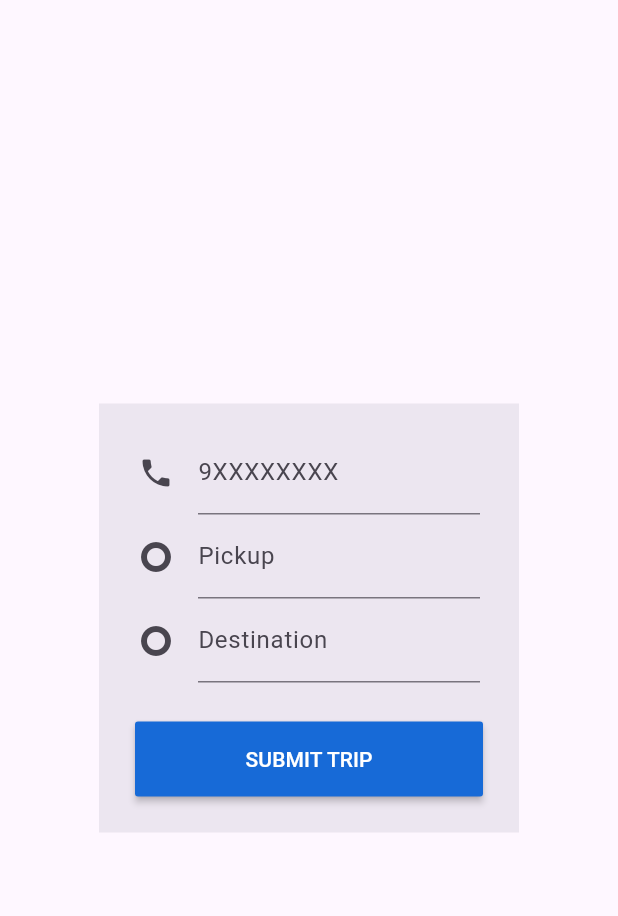
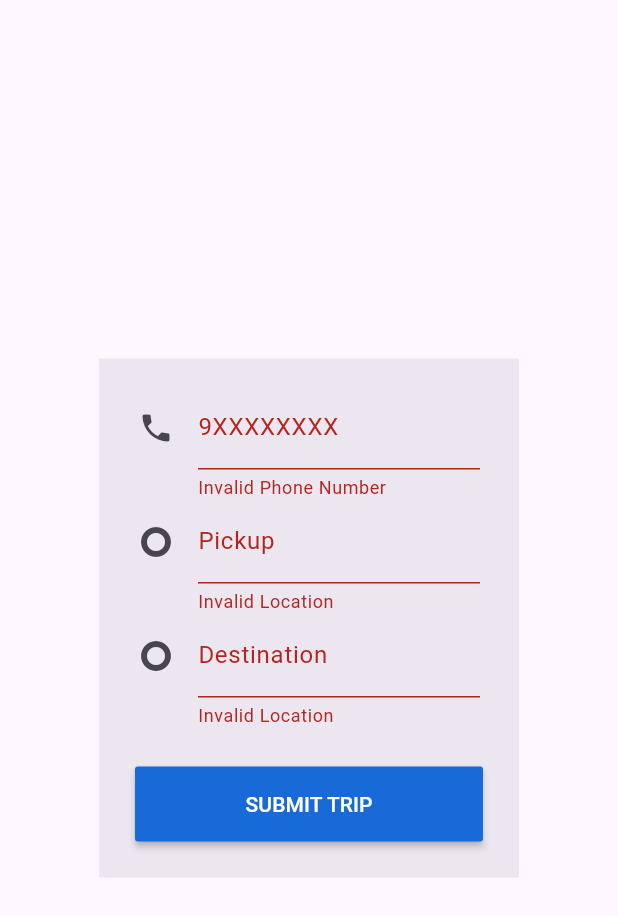
Before and after one commit to ezdev21/pool-ambassador, a Flutter app: the TripAlertDialog widget shown alone on an empty page, opened directly, after a tap on "SUBMIT TRIP", on a phone screen of 412 x 824 dp. Shown: the top 916 px of the screen. Run offline on Flutter 3.47's test engine with Material 3 defaults, Android fonts, the phone set to English and light mode, and no system bars; our stand-ins replace dio.

Commit message:
trip form validation

```diff
--- a/lib/provider/trip_provider.dart
+++ b/lib/provider/trip_provider.dart
@@ -8,9 +8,9 @@ class TripProvider extends ChangeNotifier {
 
   void startTrip() {
     dio().post('/', data: {
-      'phone_number': phoneNumber,
-      'pickup_location': pickupLocation,
-      'drop_location': dropLocation
+      'phone_number': phoneNumber.text,
+      'pickup_location': pickupLocation.text,
+      'drop_location': dropLocation.text
     }).then((value) => {});
   }
 }
--- a/lib/screens/home_page.dart
+++ b/lib/screens/home_page.dart
@@ -1,7 +1,5 @@
 import 'package:flutter/material.dart';
 import 'package:pool_driver/widgets/trip_alert_dialog.dart';
-import 'package:provider/provider.dart';
-import 'package:pool_driver/provider/trip_provider.dart';
 import 'package:pool_driver/widgets/app_drawer.dart';
 
 class HomePage extends StatefulWidget {
@@ -27,7 +25,7 @@ class _HomePageState extends State<HomePage> {
               showDialog(
                   context: context,
                   builder: (BuildContext context) {
-                    return TripAlertDialog();
+                    return const TripAlertDialog();
                   });
             },
           ),
--- a/lib/widgets/trip_alert_dialog.dart
+++ b/lib/widgets/trip_alert_dialog.dart
@@ -1,4 +1,5 @@
 import 'package:flutter/material.dart';
+import 'package:flutter/services.dart';
 import 'package:pool_driver/provider/trip_provider.dart';
 import 'package:provider/provider.dart';
 
@@ -10,6 +11,7 @@ class TripAlertDialog extends StatefulWidget {
 }
 
 class _TripAlertDialogState extends State<TripAlertDialog> {
+  final _formKey = GlobalKey<FormState>();
   @override
   Widget build(BuildContext context) {
     return AlertDialog(
@@ -19,34 +21,58 @@ class _TripAlertDialogState extends State<TripAlertDialog> {
       content: Padding(
         padding: const EdgeInsets.all(2.0),
         child: Form(
+          key: _formKey,
           child: Column(
             children: <Widget>[
               TextFormField(
+                keyboardType: TextInputType.number,
+                inputFormatters: [
+                  FilteringTextInputFormatter.digitsOnly,
+                  LengthLimitingTextInputFormatter(9)
+                ],
                 decoration: const InputDecoration(
                   labelText: '9XXXXXXXX',
                   icon: Icon(Icons.phone),
                 ),
-                controller: Provider.of<TripProvider>(context,
-                        listen: false)
+                controller: Provider.of<TripProvider>(context, listen: false)
                     .phoneNumber,
+                validator: (value) {
+                  if (value == null || value.isEmpty) {
+                    return 'Invalid Phone Number';
+                  }
+                  if (value.length!=9) {
+                    return 'Invalid Phone Number';
+                  }
+                  return null;
+                },
               ),
               TextFormField(
                 decoration: const InputDecoration(
                   labelText: 'Pickup',
                   icon: Icon(Icons.trip_origin),
                 ),
-                // controller: Provider.of<TripProvider>(context,
-                //         listen: false)
-                //     .pickupLocation,
+                controller: Provider.of<TripProvider>(context, listen: false)
+                    .pickupLocation,
+                validator: (value) {
+                  if (value == null || value.isEmpty) {
+                    return 'Invalid Location';
+                  }
+                  return null;
+                },
               ),
               TextFormField(
                 decoration: const InputDecoration(
                   labelText: 'Destination',
                   icon: Icon(Icons.trip_origin),
                 ),
-                // controller: Provider.of<TripProvider>(context,
-                //         listen: false)
-                //     .dropLocation,
+                controller: Provider.of<TripProvider>(context, listen: false)
+                    .dropLocation,
+                validator: (value) {
+                  if (value == null || value.isEmpty) {
+                    return 'Invalid Location';
+                  }
+                  return null;
+                },
               ),
             ],
           ),
@@ -60,8 +86,9 @@ class _TripAlertDialogState extends State<TripAlertDialog> {
             minWidth: double.infinity,
             child: const Text("SUBMIT TRIP"),
             onPressed: () {
-              //Provider.of<TripProvider>(context, listen: false)
-                  //.startTrip();
+              if (_formKey.currentState!.validate()) {
+                Provider.of<TripProvider>(context, listen: false).startTrip();
+              }
             })
       ],
     );
```
